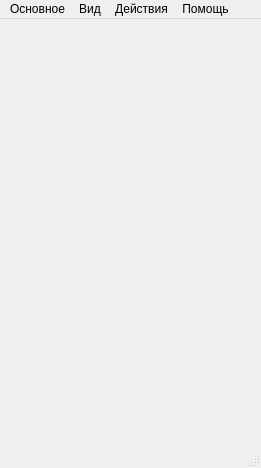
First picture: the form in mainwindow.ui, repository kutegram/client, before the edit.
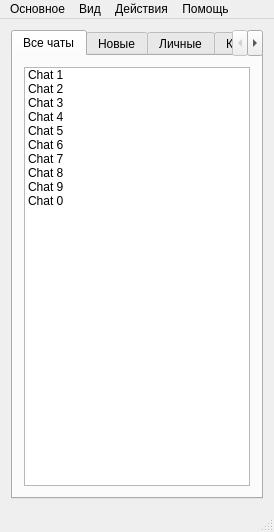
Second picture: the form after the edit.

```diff
--- a/mainwindow.ui
+++ b/mainwindow.ui
@@ -6,22 +6,107 @@
    <rect>
     <x>0</x>
     <y>0</y>
-    <width>261</width>
-    <height>468</height>
+    <width>274</width>
+    <height>532</height>
    </rect>
   </property>
   <property name="windowTitle">
    <string>Kutegram</string>
   </property>
   <widget class="QWidget" name="centralWidget">
-   <layout class="QVBoxLayout" name="verticalLayout"/>
+   <layout class="QVBoxLayout" name="verticalLayout">
+    <item>
+     <widget class="QTabWidget" name="tabWidget">
+      <property name="currentIndex">
+       <number>0</number>
+      </property>
+      <widget class="QWidget" name="tab">
+       <attribute name="title">
+        <string>Все чаты</string>
+       </attribute>
+       <layout class="QVBoxLayout" name="verticalLayout_3">
+        <item>
+         <widget class="QListWidget" name="listWidget">
+          <item>
+           <property name="text">
+            <string>Chat 1</string>
+           </property>
+          </item>
+          <item>
+           <property name="text">
+            <string>Chat 2</string>
+           </property>
+          </item>
+          <item>
+           <property name="text">
+            <string>Chat 3</string>
+           </property>
+          </item>
+          <item>
+           <property name="text">
+            <string>Chat 4</string>
+           </property>
+          </item>
+          <item>
+           <property name="text">
+            <string>Chat 5</string>
+           </property>
+          </item>
+          <item>
+           <property name="text">
+            <string>Chat 6</string>
+           </property>
+          </item>
+          <item>
+           <property name="text">
+            <string>Chat 7</string>
+           </property>
+          </item>
+          <item>
+           <property name="text">
+            <string>Chat 8</string>
+           </property>
+          </item>
+          <item>
+           <property name="text">
+            <string>Chat 9</string>
+           </property>
+          </item>
+          <item>
+           <property name="text">
+            <string>Chat 0</string>
+           </property>
+          </item>
+         </widget>
+        </item>
+       </layout>
+      </widget>
+      <widget class="QWidget" name="tab_3">
+       <attribute name="title">
+        <string>Новые</string>
+       </attribute>
+      </widget>
+      <widget class="QWidget" name="tab_4">
+       <attribute name="title">
+        <string>Личные</string>
+       </attribute>
+      </widget>
+      <widget class="QWidget" name="tab_2">
+       <attribute name="title">
+        <string>Каналы</string>
+       </attribute>
+       <layout class="QVBoxLayout" name="verticalLayout_2"/>
+      </widget>
+     </widget>
+    </item>
+   </layout>
   </widget>
   <widget class="QMenuBar" name="menuBar">
    <property name="geometry">
     <rect>
      <x>0</x>
      <y>0</y>
-     <width>261</width>
+     <width>274</width>
      <height>20</height>
     </rect>
    </property>
```
